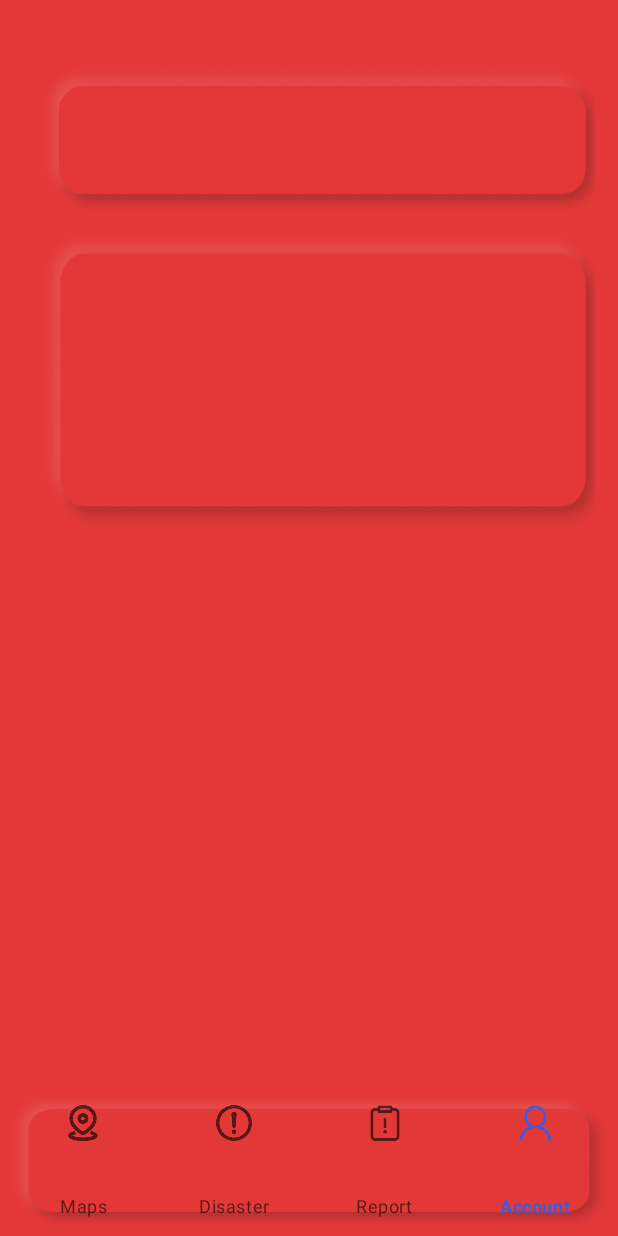
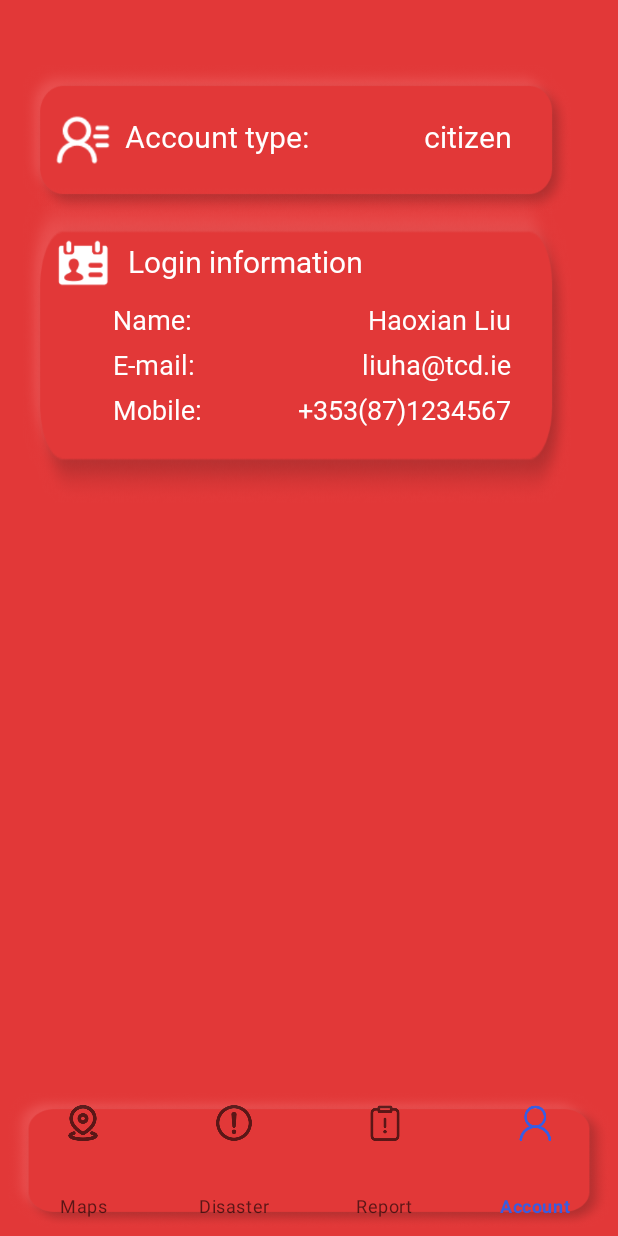
Before and after one commit to marvinliuu/ASE_Group5, an Android app: the AccountFragment screen opened through its navigation route, on a phone screen of 412 x 824 dp. Run offline under Robolectric (Android 15) with nearby library versions, the phone set to English and light mode, and no system bars; our stand-ins replace navigation-ui; Roboto replaces fonts that are not available here.

Commit message:
23.02.17 - Account Page - Haoxian Liu

```diff
--- a/testDisasterEvent/app/src/main/res/layout/fragment_account.xml
+++ b/testDisasterEvent/app/src/main/res/layout/fragment_account.xml
@@ -7,63 +7,194 @@
     android:background="@color/red_define"
     tools:context=".ui.AccountFragment">
 
-
-    <ImageView
-        android:id="@+id/account_topbar"
-        android:layout_width="376dp"
+<!--    <ImageView-->
+<!--        android:id="@+id/account_topbar"-->
+<!--        android:layout_width="365dp"-->
+<!--        android:layout_height="100dp"-->
+<!--        android:layout_marginLeft="0dp"-->
+<!--        android:layout_marginTop="28dp"-->
+<!--        android:background="@drawable/account_topbar"-->
+<!--        android:scaleType="fitXY"-->
+<!--        app:layout_constraintLeft_toLeftOf="parent"-->
+<!--        app:layout_constraintTop_toTopOf="parent" />-->
+    <LinearLayout
+        android:id="@+id/account_top"
+        android:layout_width="365dp"
         android:layout_height="100dp"
-        android:layout_marginLeft="12dp"
+        android:layout_marginLeft="0dp"
         android:layout_marginTop="28dp"
         android:background="@drawable/account_topbar"
         android:scaleType="fitXY"
         app:layout_constraintLeft_toLeftOf="parent"
-        app:layout_constraintTop_toTopOf="parent" />
+        app:layout_constraintTop_toTopOf="parent" >
 
-    <ImageView
-        android:id="@+id/account_midbar"
-        android:layout_width="376dp"
-        android:layout_height="200dp"
-        android:layout_marginTop="10dp"
-        android:background="@drawable/account_midbar"
+        <ImageView
+            android:id="@+id/account_top_icon"
+            android:layout_width="40dp"
+            android:layout_height="40dp"
+            android:layout_marginLeft="20dp"
+            android:layout_marginTop="30dp"
+            android:background="@drawable/account_top_icon"
+            android:scaleType="fitXY"
+            app:layout_constraintLeft_toLeftOf="@+id/account_topbar"
+            app:layout_constraintTop_toTopOf="@+id/account_topbar" />
+
+        <TextView
+            android:id="@+id/account_type"
+            android:layout_width="wrap_content"
+            android:layout_height="wrap_content"
+            android:layout_marginStart="8dp"
+            android:layout_marginTop="30dp"
+            android:text="Account type:"
+            android:textAlignment="textStart"
+            android:textColor="@color/white"
+            android:textSize="20dp"
+            android:fontFamily="@font/alibaba_extrabold"
+            app:layout_constraintStart_toStartOf="parent"
+            app:layout_constraintTop_toTopOf="parent" />
+
+        <Button
+            android:alpha="0"
+            android:layout_width="0dp"
+            android:layout_height="0dp"
+            android:layout_weight="1.0" />
+        <TextView
+            android:id="@+id/account_type_text"
+            android:layout_width="wrap_content"
+            android:layout_height="wrap_content"
+            android:layout_marginTop="30dp"
+            android:layout_marginRight="40dp"
+            android:fontFamily="@font/alibaba_regular"
+            android:text="citizen"
+            android:textAlignment="center"
+            android:textColor="@color/white"
+            android:textSize="20dp"
+            app:layout_constraintRight_toRightOf="@id/account_top"
+            app:layout_constraintTop_toTopOf="parent" />
+
+    </LinearLayout>
+
+    <RelativeLayout
+        android:id="@+id/account_mid"
+        android:layout_width="365dp"
+        android:layout_height="210dp"
+        android:layout_marginLeft="0dp"
+        android:layout_marginTop="110dp"
+        android:background="@drawable/account_topbar"
         android:scaleType="fitXY"
-        app:layout_constraintLeft_toLeftOf="@+id/account_topbar"
-        app:layout_constraintTop_toBottomOf="@+id/account_topbar" />
+        app:layout_constraintLeft_toLeftOf="parent"
+        app:layout_constraintTop_toTopOf="parent" >
+
+        <ImageView
+            android:id="@+id/account_mid_icon"
+            android:layout_width="40dp"
+            android:layout_height="40dp"
+            android:layout_marginLeft="20dp"
+            android:layout_marginTop="30dp"
+            android:background="@drawable/personal_info_icon"
+            android:scaleType="fitXY"
+            app:layout_constraintLeft_toLeftOf="parent"
+            app:layout_constraintTop_toTopOf="parent" />
+
+        <TextView
+            android:id="@+id/account_login_info"
+            android:layout_width="wrap_content"
+            android:layout_height="wrap_content"
+            android:layout_marginStart="10dp"
+            android:layout_marginTop="5dp"
+            android:text="Login information"
+            android:textAlignment="textStart"
+            android:textColor="@color/white"
+            android:textSize="20dp"
+            android:fontFamily="@font/alibaba_extrabold"
+            android:layout_toRightOf="@+id/account_mid_icon"
+            android:layout_alignTop="@+id/account_mid_icon" />
+
+        <TextView
+            android:id="@+id/account_login_name"
+            android:layout_width="wrap_content"
+            android:layout_height="wrap_content"
+            android:layout_marginLeft="40dp"
+            android:layout_marginTop="5dp"
+            android:text="Name:"
+            android:textAlignment="textStart"
+            android:textColor="@color/white"
+            android:textSize="18dp"
+            android:fontFamily="@font/alibaba_regular"
+            android:layout_alignLeft="@+id/account_mid_icon"
+            android:layout_below="@+id/account_mid_icon" />
+
+        <TextView
+            android:id="@+id/account_name_info"
+            android:layout_width="wrap_content"
+            android:layout_height="wrap_content"
+            android:layout_below="@+id/account_mid_icon"
+            android:layout_alignParentRight="true"
+            android:layout_marginTop="5dp"
+            android:layout_marginRight="40dp"
+            android:fontFamily="@font/alibaba_regular"
+            android:text="Haoxian Liu"
+            android:textAlignment="center"
+            android:textColor="@color/white"
+            android:textSize="18dp" />
+
+        <TextView
+            android:id="@+id/account_login_email"
+            android:layout_width="wrap_content"
+            android:layout_height="wrap_content"
+            android:layout_marginLeft="40dp"
+            android:layout_marginTop="5dp"
+            android:text="E-mail:"
+            android:textAlignment="textStart"
+            android:textColor="@color/white"
+            android:textSize="18dp"
+            android:fontFamily="@font/alibaba_regular"
+            android:layout_alignLeft="@+id/account_mid_icon"
+            android:layout_below="@+id/account_login_name" />
+
+        <TextView
+            android:id="@+id/account_email_info"
+            android:layout_width="wrap_content"
+            android:layout_height="wrap_content"
+            android:layout_below="@+id/account_name_info"
+            android:layout_alignParentRight="true"
+            android:layout_marginTop="5dp"
+            android:layout_marginRight="40dp"
+            android:fontFamily="@font/alibaba_regular"
+            android:text="liuha@tcd.ie"
+            android:textAlignment="center"
+            android:textColor="@color/white"
+            android:textSize="18dp" />
+
+        <TextView
+            android:id="@+id/account_login_mobile"
+            android:layout_width="wrap_content"
+            android:layout_height="wrap_content"
+            android:layout_marginLeft="40dp"
+            android:layout_marginTop="5dp"
+            android:text="Mobile:"
+            android:textAlignment="textStart"
+            android:textColor="@color/white"
+            android:textSize="18dp"
+            android:fontFamily="@font/alibaba_regular"
+            android:layout_alignLeft="@+id/account_mid_icon"
+            android:layout_below="@+id/account_login_email" />
+
+        <TextView
+            android:id="@+id/account_mobile_info"
+            android:layout_width="wrap_content"
+            android:layout_height="wrap_content"
+            android:layout_alignParentRight="true"
+            android:layout_marginTop="5dp"
+            android:layout_marginRight="40dp"
+            android:fontFamily="@font/alibaba_regular"
+            android:text="+353(87)1234567"
+            android:textAlignment="center"
+            android:textColor="@color/white"
+            android:textSize="18dp"
+            android:layout_below="@+id/account_email_info" />
+
+    </RelativeLayout>
 
 
 </androidx.constraintlayout.widget.ConstraintLayout>
-
-
-
-
-
-<!--<?xml version="1.0" encoding="utf-8"?>-->
-<!--<FrameLayout xmlns:android="http://schemas.android.com/apk/res/android"-->
-<!--    xmlns:app="http://schemas.android.com/apk/res-auto"-->
-<!--    xmlns:tools="http://schemas.android.com/tools"-->
-<!--    android:layout_width="match_parent"-->
-<!--    android:layout_height="match_parent"-->
-<!--    tools:context=".ui.AccountFragment">-->
-
-<!--    &lt;!&ndash; TODO: Update blank fragment layout &ndash;&gt;-->
-
-<!--    <ImageView-->
-<!--        android:id="@+id/account_topbar"-->
-<!--        android:layout_width="360dp"-->
-<!--        android:layout_height="100dp"-->
-<!--        android:layout_marginLeft="30dp"-->
-<!--        android:layout_marginTop="50dp"-->
-<!--        android:background="@drawable/nav_bar_shape"-->
-<!--        android:scaleType="fitXY"-->
-<!--        app:layout_constraintLeft_toLeftOf="parent"-->
-<!--        app:layout_constraintTop_toTopOf="parent" />-->
-
-<!--    <ImageView-->
-<!--        android:id="@+id/account_midbar"-->
-<!--        android:layout_width="300dp"-->
-<!--        android:layout_height="200dp"-->
-<!--        android:layout_marginTop="50dp"-->
-<!--        android:background="@drawable/nav_bar_shape"-->
-<!--        android:scaleType="fitXY"-->
-<!--        app:layout_constraintLeft_toLeftOf="@+id/account_topbar"-->
-<!--        app:layout_constraintTop_toBottomOf="@+id/account_topbar" />-->
-<!--</FrameLayout>-->
```
Also changed, not shown: testDisasterEvent/app/src/main/res/drawable/account_top_icon.png (added), testDisasterEvent/app/src/main/res/drawable/personal_info_icon.png (added).
